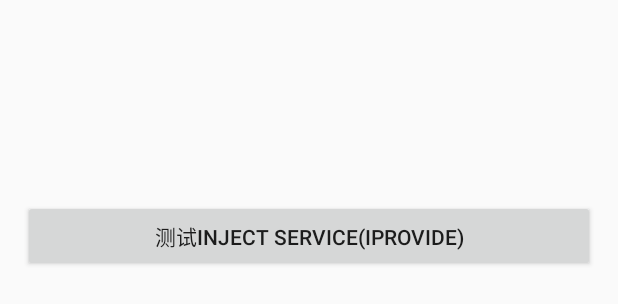
After one commit to cnswan/Juggle, an Android app: the layout activity_arouter_jump.xml on its own in the app's theme, with its tools: preview values and no code run, on a phone screen of 412 x 824 dp. The commit adds this screen. Shown: the top 304 px of the screen. Run offline under Robolectric (Android 15) with nearby library versions, the phone set to English and light mode, and no system bars.

Commit message:
use ARouter 'AutoWired' annotation in ARouterJumpActivity

```diff
--- /dev/null
+++ b/app/src/main/res/layout/activity_arouter_jump.xml
@@ -0,0 +1,57 @@
+<?xml version="1.0" encoding="utf-8"?>
+<LinearLayout xmlns:android="http://schemas.android.com/apk/res/android"
+              android:layout_width="match_parent"
+              android:layout_height="match_parent"
+              android:orientation="vertical"
+              android:padding="15dp">
+
+    <TextView
+        android:id="@+id/tv_jump_text1"
+        android:layout_width="match_parent"
+        android:layout_height="wrap_content"/>
+
+    <Space
+        android:layout_width="match_parent"
+        android:layout_height="5dp"/>
+
+    <TextView
+        android:id="@+id/tv_jump_text2"
+        android:layout_width="match_parent"
+        android:layout_height="wrap_content"/>
+
+    <Space
+        android:layout_width="match_parent"
+        android:layout_height="5dp"/>
+
+    <TextView
+        android:id="@+id/tv_jump_text3"
+        android:layout_width="match_parent"
+        android:layout_height="wrap_content"/>
+
+    <Space
+        android:layout_width="match_parent"
+        android:layout_height="5dp"/>
+
+    <TextView
+        android:id="@+id/tv_jump_text4"
+        android:layout_width="match_parent"
+        android:layout_height="wrap_content"/>
+
+    <Space
+        android:layout_width="match_parent"
+        android:layout_height="5dp"/>
+
+    <TextView
+        android:id="@+id/tv_jump_text5"
+        android:layout_width="match_parent"
+        android:layout_height="wrap_content"/>
+
+    <Button
+        android:id="@+id/btn_jump_service"
+        android:layout_width="match_parent"
+        android:layout_height="wrap_content"
+        android:onClick="onClick"
+        android:text="测试inject service(IProvide)"/>
+
+
+</LinearLayout>
--- a/app/src/main/res/values/strings.xml
+++ b/app/src/main/res/values/strings.xml
@@ -21,6 +21,7 @@
     <string name="arouter_advance_option">进阶用法（请先初始化）</string>
     <string name="arouter_advance_option_url">通过URL跳转</string>
     <string name="arouter_advance_option_interceptor">拦截器测试</string>
+    <string name="arouter_advance_option_inject">依赖注入（参照代码）</string>
 
 
 </resources>
```
Also changed, not shown: app/src/main/java/com/cnswan/juggle/module/arouter/ARouterInterceptor.java (added, +33 -0 lines), app/src/main/java/com/cnswan/juggle/module/arouter/ARouterObject.java (added, +20 -0 lines), app/src/main/java/com/cnswan/juggle/module/arouter/ARouterObjectParcelable.java (added, +49 -0 lines), app/src/main/java/com/cnswan/juggle/module/arouter/ServiceHello.java (added, +14 -0 lines), app/src/main/java/com/cnswan/juggle/module/arouter/ServiceHelloImpl.java (added, +28 -0 lines), app/src/main/java/com/cnswan/juggle/module/arouter/ServiceJson.java (added, +40 -0 lines), app/src/main/java/com/cnswan/juggle/ui/activity/ARouterActivity.java (+36 -6 lines), app/src/main/java/com/cnswan/juggle/ui/activity/ARouterJumpActivity.java (+74 -1 lines), app/src/main/res/layout/activity_arouter.xml (+8 -0 lines).
